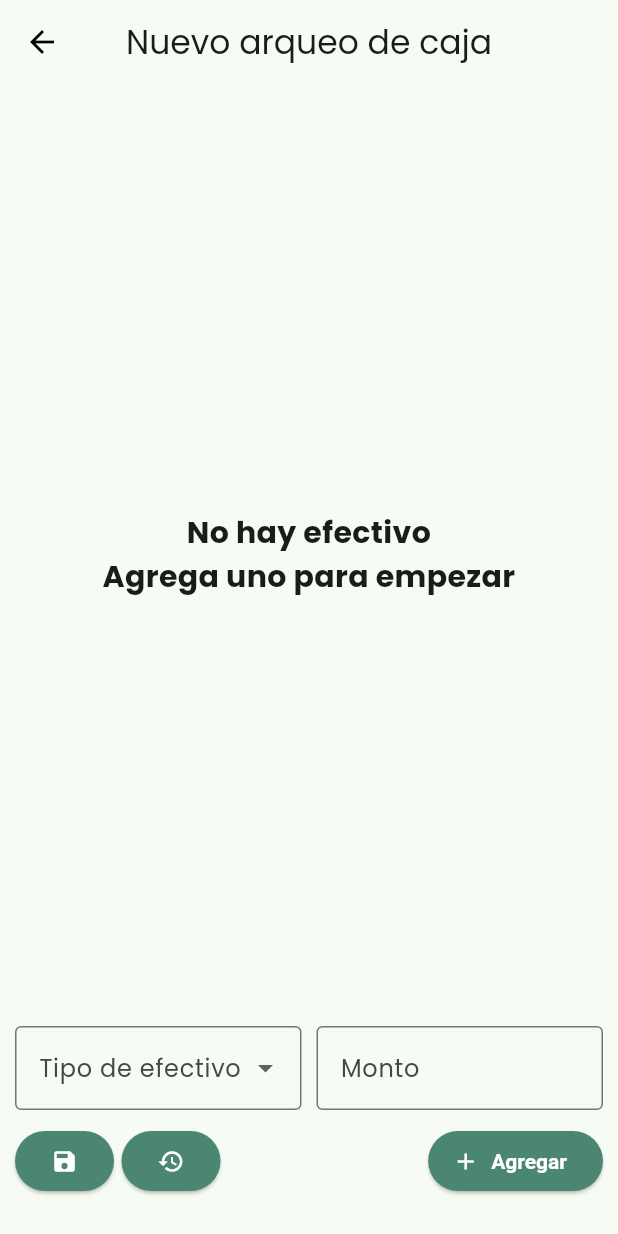
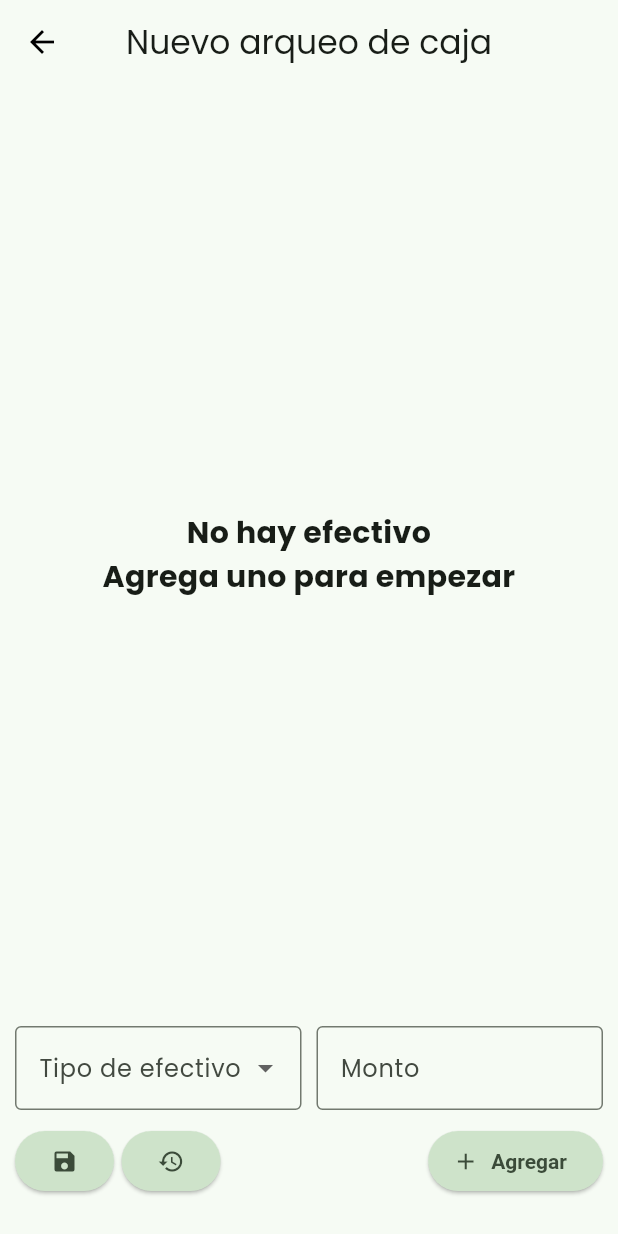
Before and after one commit to Jose20025/arqueo_ahsc, a Flutter app: the CloseDayCashCountPage screen opened directly, on a phone screen of 412 x 824 dp. Run offline on Flutter 3.47's test engine with Material 3 defaults, Android fonts, the phone set to English and light mode, and no system bars; our stand-ins replace google_fonts, shared_preferences; accounts and stored records are empty.

Commit message:
Update theme configuration

```diff
--- a/lib/app/config/theme.dart
+++ b/lib/app/config/theme.dart
@@ -14,7 +14,7 @@ class ThemeConfig {
         // Scaffold background color
         scaffoldBackgroundColor: backgroundColor,
 
-        // Appbar Theme
+        // App Bar Theme
         appBarTheme: const AppBarTheme(
           backgroundColor: backgroundColor,
           elevation: 0,
@@ -30,8 +30,9 @@ class ThemeConfig {
         // Filled button theme
         filledButtonTheme: FilledButtonThemeData(
           style: ButtonStyle(
-            backgroundColor: MaterialStateProperty.all(secondaryColor),
-            foregroundColor: MaterialStateProperty.all(Colors.white),
+            // backgroundColor: MaterialStateProperty.all(secondaryColor),
+            surfaceTintColor: MaterialStateProperty.all(secondaryColor),
+            // foregroundColor: MaterialStateProperty.all(Colors.white),
             textStyle: MaterialStateProperty.all(
               const TextStyle(fontWeight: FontWeight.w600),
             ),
@@ -48,9 +49,9 @@ class ThemeConfig {
 
         // Card theme
         cardTheme: CardTheme(
-          elevation: 2,
+          elevation: 1,
           shape: RoundedRectangleBorder(
-            side: BorderSide(color: Colors.black.withOpacity(0.4), width: 1),
+            side: BorderSide(color: Colors.grey.withOpacity(0.5), width: 0.5),
             borderRadius: BorderRadius.circular(20),
           ),
         ),
```
